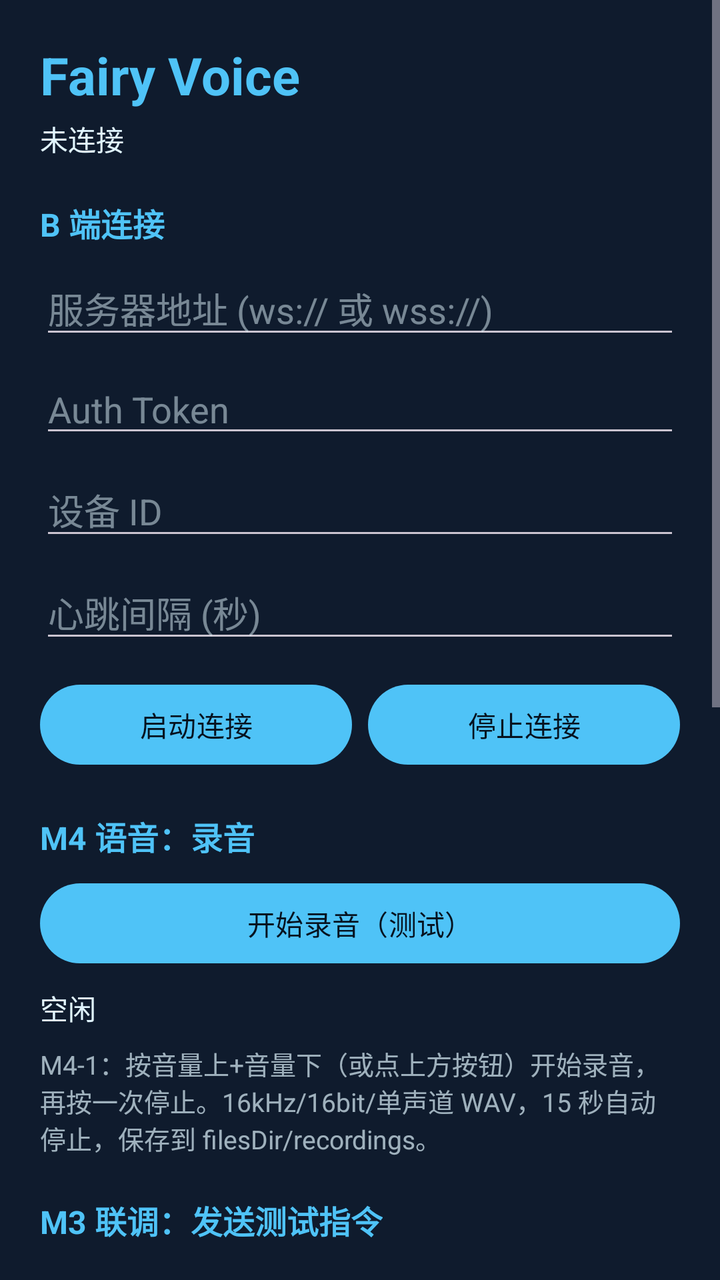
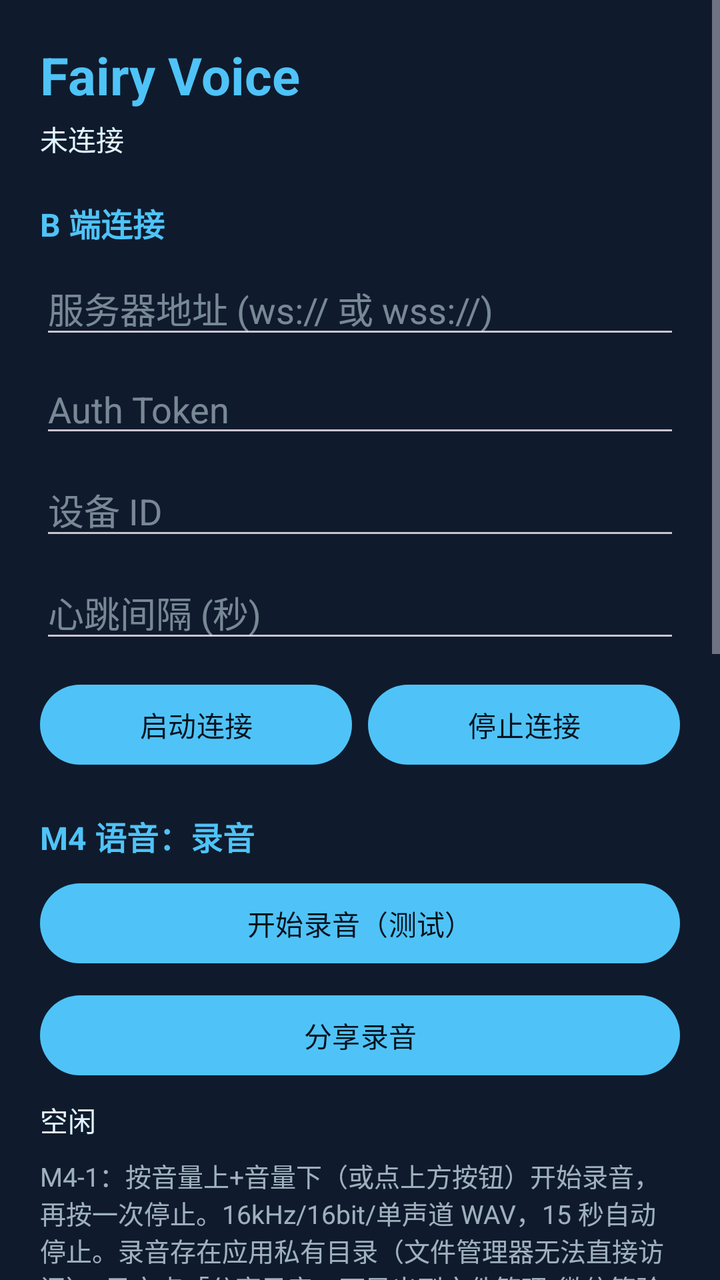

Screens rendered from an Android XML layout before and after an edit, with the pre-edit source and the edit as a unified diff.
<!-- AndroidManifest.xml: application theme Theme.FairyVoice -->
<!-- res/layout/activity_main.xml -->
<?xml version="1.0" encoding="utf-8"?>
<ScrollView xmlns:android="http://schemas.android.com/apk/res/android"
    android:layout_width="match_parent"
    android:layout_height="match_parent"
    android:fillViewport="true"
    android:background="@color/fairy_bg">

    <LinearLayout
        android:layout_width="match_parent"
        android:layout_height="wrap_content"
        android:orientation="vertical"
        android:padding="20dp">

        <TextView
            android:layout_width="wrap_content"
            android:layout_height="wrap_content"
            android:text="@string/app_name"
            android:textColor="@color/fairy_blue"
            android:textSize="26sp"
            android:textStyle="bold" />

        <TextView
            android:id="@+id/tvStatus"
            android:layout_width="match_parent"
            android:layout_height="wrap_content"
            android:layout_marginTop="4dp"
            android:text="@string/status_disconnected"
            android:textColor="@color/fairy_text"
            android:textSize="14sp" />

        <TextView
            android:layout_width="wrap_content"
            android:layout_height="wrap_content"
            android:layout_marginTop="20dp"
            android:text="@string/section_server"
            android:textColor="@color/fairy_blue"
            android:textSize="16sp"
            android:textStyle="bold" />

        <EditText
            android:id="@+id/etServerUrl"
            android:layout_width="match_parent"
            android:layout_height="wrap_content"
            android:layout_marginTop="8dp"
            android:hint="@string/label_server_url"
            android:inputType="textUri"
            android:textColor="@color/fairy_text"
            android:textColorHint="#80E1F5FE" />

        <EditText
            android:id="@+id/etToken"
            android:layout_width="match_parent"
            android:layout_height="wrap_content"
            android:layout_marginTop="8dp"
            android:hint="@string/label_token"
            android:inputType="textPassword"
            android:textColor="@color/fairy_text"
            android:textColorHint="#80E1F5FE" />

        <EditText
            android:id="@+id/etDeviceId"
            android:layout_width="match_parent"
            android:layout_height="wrap_content"
            android:layout_marginTop="8dp"
            android:hint="@string/label_device_id"
            android:textColor="@color/fairy_text"
            android:textColorHint="#80E1F5FE" />

        <EditText
            android:id="@+id/etHeartbeat"
            android:layout_width="match_parent"
            android:layout_height="wrap_content"
            android:layout_marginTop="8dp"
            android:hint="@string/label_heartbeat"
            android:inputType="number"
            android:textColor="@color/fairy_text"
            android:textColorHint="#80E1F5FE" />

        <LinearLayout
            android:layout_width="match_parent"
            android:layout_height="wrap_content"
            android:layout_marginTop="12dp"
            android:orientation="horizontal">

            <Button
                android:id="@+id/btnStart"
                android:layout_width="0dp"
                android:layout_height="wrap_content"
                android:layout_weight="1"
                android:text="@string/btn_start" />

            <Button
                android:id="@+id/btnStop"
                android:layout_width="0dp"
                android:layout_height="wrap_content"
                android:layout_weight="1"
                android:layout_marginStart="8dp"
                android:text="@string/btn_stop" />
        </LinearLayout>

        <TextView
            android:layout_width="wrap_content"
            android:layout_height="wrap_content"
            android:layout_marginTop="20dp"
            android:text="@string/section_m4_record"
            android:textColor="@color/fairy_blue"
            android:textSize="16sp"
            android:textStyle="bold" />

        <Button
            android:id="@+id/btnRecordTest"
            android:layout_width="match_parent"
            android:layout_height="wrap_content"
            android:layout_marginTop="8dp"
            android:text="@string/btn_record_start" />

        <TextView
            android:id="@+id/tvVoiceState"
            android:layout_width="match_parent"
            android:layout_height="wrap_content"
            android:layout_marginTop="8dp"
            android:text="@string/voice_state_idle"
            android:textColor="@color/fairy_text"
            android:textSize="14sp" />

        <TextView
            android:layout_width="match_parent"
            android:layout_height="wrap_content"
            android:layout_marginTop="8dp"
            android:text="@string/record_hint"
            android:textColor="#B0E1F5FE"
            android:textSize="13sp" />

        <TextView
            android:layout_width="wrap_content"
            android:layout_height="wrap_content"
            android:layout_marginTop="20dp"
            android:text="@string/section_test"
            android:textColor="@color/fairy_blue"
            android:textSize="16sp"
            android:textStyle="bold" />

        <EditText
            android:id="@+id/etAskInput"
            android:layout_width="match_parent"
            android:layout_height="wrap_content"
            android:layout_marginTop="8dp"
            android:hint="@string/hint_ask_input"
            android:textColor="@color/fairy_text"
            android:textColorHint="#80E1F5FE" />

        <Button
            android:id="@+id/btnSendAsk"
            android:layout_width="match_parent"
            android:layout_height="wrap_content"
            android:layout_marginTop="8dp"
            android:text="@string/btn_send_ask" />

        <TextView
            android:id="@+id/tvReply"
            android:layout_width="match_parent"
            android:layout_height="wrap_content"
            android:layout_marginTop="8dp"
            android:textColor="@color/fairy_text"
            android:textSize="14sp" />

        <TextView
            android:layout_width="wrap_content"
            android:layout_height="wrap_content"
            android:layout_marginTop="20dp"
            android:text="@string/section_wake"
            android:textColor="@color/fairy_blue"
            android:textSize="16sp"
            android:textStyle="bold" />

        <Button
            android:id="@+id/btnOpenAccessibility"
            android:layout_width="match_parent"
            android:layout_height="wrap_content"
            android:layout_marginTop="8dp"
            android:text="@string/btn_open_accessibility" />

        <TextView
            android:layout_width="match_parent"
            android:layout_height="wrap_content"
            android:layout_marginTop="8dp"
            android:text="@string/wake_hint"
            android:textColor="#B0E1F5FE"
            android:textSize="13sp" />

        <TextView
            android:layout_width="wrap_content"
            android:layout_height="wrap_content"
            android:layout_marginTop="20dp"
            android:text="@string/section_wake_tile"
            android:textColor="@color/fairy_blue"
            android:textSize="16sp"
            android:textStyle="bold" />

        <Button
            android:id="@+id/btnAddTile"
            android:layout_width="match_parent"
            android:layout_height="wrap_content"
            android:layout_marginTop="8dp"
            android:text="@string/btn_add_tile" />

        <TextView
            android:layout_width="match_parent"
            android:layout_height="wrap_content"
            android:layout_marginTop="8dp"
            android:text="@string/tile_hint"
            android:textColor="#B0E1F5FE"
            android:textSize="13sp" />
    </LinearLayout>
</ScrollView>
<!-- resources referenced by this layout -->
<resources>
  <color name="fairy_bg">#0F1B2D</color>
  <color name="fairy_blue">#4FC3F7</color>
  <color name="fairy_text">#E1F5FE</color>
  <string name="app_name">Fairy Voice</string>
  <string name="btn_add_tile">添加到控制中心</string>
  <string name="btn_open_accessibility">开启无障碍服务（实体键唤醒）</string>
  <string name="btn_record_start">开始录音（测试）</string>
  <string name="btn_send_ask">发送 ask</string>
  <string name="btn_start">启动连接</string>
  <string name="btn_stop">停止连接</string>
  <string name="hint_ask_input">输入要发给 Fairy 的指令…</string>
  <string name="label_device_id">设备 ID</string>
  <string name="label_heartbeat">心跳间隔 (秒)</string>
  <string name="label_server_url">服务器地址 (ws:// 或 wss://)</string>
  <string name="label_token">Auth Token</string>
  <string name="record_hint">M4-1：按音量上+音量下（或点上方按钮）开始录音，再按一次停止。16kHz/16bit/单声道 WAV，15 秒自动停止，保存到 filesDir/recordings。</string>
  <string name="section_m4_record">M4 语音：录音</string>
  <string name="section_server">B 端连接</string>
  <string name="section_test">M3 联调：发送测试指令</string>
  <string name="section_wake">唤醒方式</string>
  <string name="section_wake_tile">控制中心磁贴（替代唤醒）</string>
  <string name="status_disconnected">未连接</string>
  <string name="tile_hint">下拉通知栏 → 点右上角编辑（铅笔图标）→ 把 Fairy Voice 拖入常用磁贴；点击磁贴即唤醒。Android 13+ 可先点上方按钮请求系统弹出添加入口。</string>
  <string name="voice_state_idle">空闲</string>
  <string name="wake_hint">实体键：音量上 + 音量下 同时按下 0.5 秒（亮屏时任意界面生效）。\n电源键事件被系统独占，普通 APP 无法监听；OPPO ColorOS 无「电源键+音量上」映射任意应用的能力（侧键快捷仅支持系统预置功能），替代方案见下方控制中心磁贴。</string>
  <style name="Theme.FairyVoice" parent="Theme.Material3.Dark.NoActionBar">
          <item name="colorPrimary">@color/fairy_blue</item>
          <item name="colorOnPrimary">#06121F</item>
          <item name="colorSecondary">@color/fairy_blue_dark</item>
          <item name="android:statusBarColor">@color/fairy_bg</item>
          <item name="android:navigationBarColor">@color/fairy_bg</item>
      </style>
  <color name="fairy_blue_dark">#0288D1</color>
</resources>

<!-- the commit's change to res/layout/activity_main.xml (unified diff, before → after) -->
@@ -114,6 +114,13 @@
             android:layout_marginTop="8dp"
             android:text="@string/btn_record_start" />
 
+        <Button
+            android:id="@+id/btnShareRecord"
+            android:layout_width="match_parent"
+            android:layout_height="wrap_content"
+            android:layout_marginTop="8dp"
+            android:text="@string/btn_share_record" />
+
         <TextView
             android:id="@+id/tvVoiceState"
             android:layout_width="match_parent"
<!-- resource entries referenced after the edit -->
@@ -8,6 +8,7 @@
   <string name="btn_open_accessibility">开启无障碍服务（实体键唤醒）</string>
   <string name="btn_record_start">开始录音（测试）</string>
   <string name="btn_send_ask">发送 ask</string>
+  <string name="btn_share_record">分享录音</string>
   <string name="btn_start">启动连接</string>
   <string name="btn_stop">停止连接</string>
   <string name="hint_ask_input">输入要发给 Fairy 的指令…</string>
@@ -15,7 +16,7 @@
   <string name="label_heartbeat">心跳间隔 (秒)</string>
   <string name="label_server_url">服务器地址 (ws:// 或 wss://)</string>
   <string name="label_token">Auth Token</string>
-  <string name="record_hint">M4-1：按音量上+音量下（或点上方按钮）开始录音，再按一次停止。16kHz/16bit/单声道 WAV，15 秒自动停止，保存到 filesDir/recordings。</string>
+  <string name="record_hint">M4-1：按音量上+音量下（或点上方按钮）开始录音，再按一次停止。16kHz/16bit/单声道 WAV，15 秒自动停止。录音存在应用私有目录（文件管理器无法直接访问），录完点「分享录音」可导出到文件管理/微信等验证。</string>
   <string name="section_m4_record">M4 语音：录音</string>
   <string name="section_server">B 端连接</string>
   <string name="section_test">M3 联调：发送测试指令</string>
